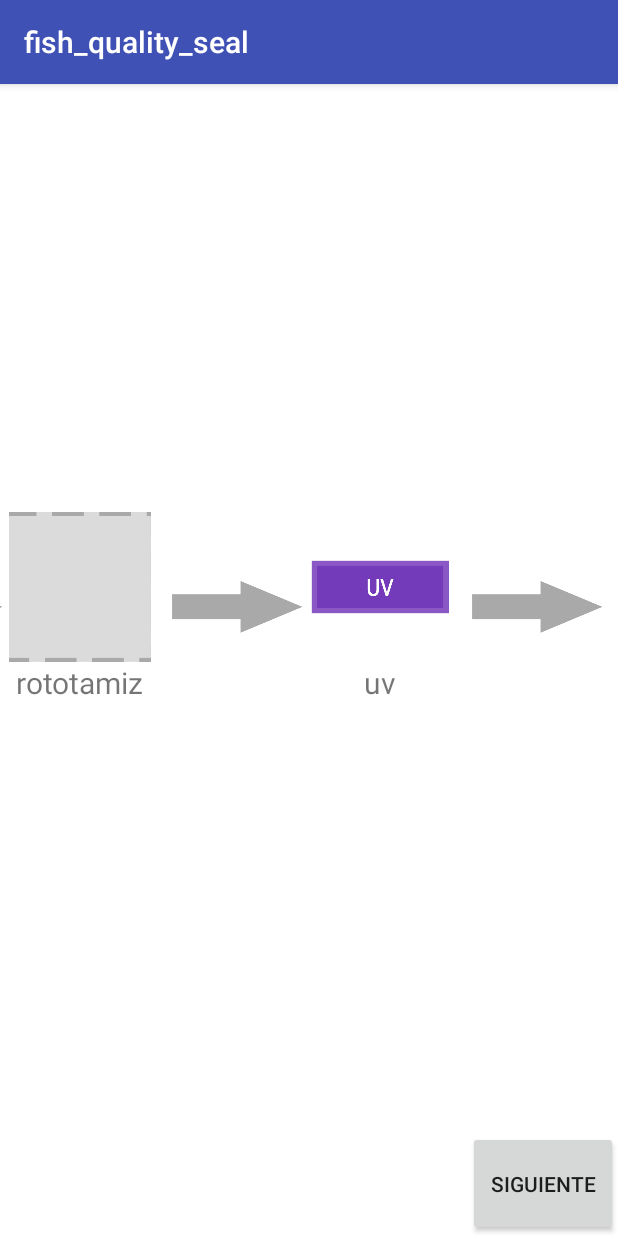
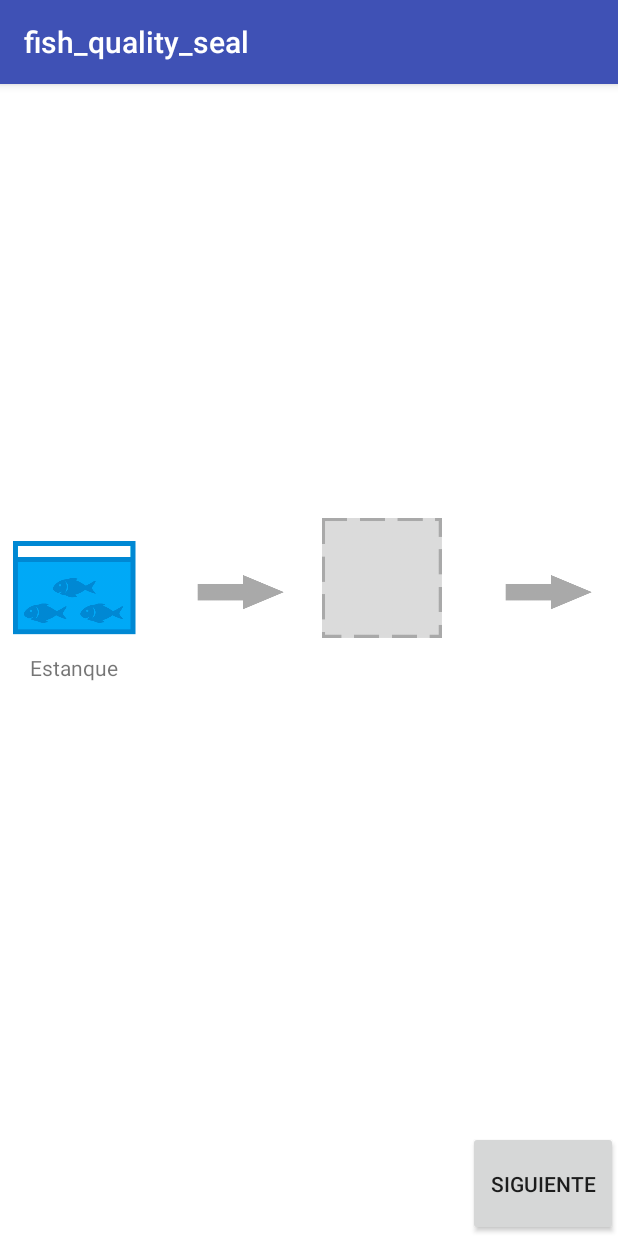
Before and after one commit to lordrubenbp/fish_quality, an Android app: the fragment Screen3 shown on its own in the app's theme, on a phone screen of 412 x 824 dp. Run offline under Robolectric (Android 15) with nearby library versions, the phone set to English and light mode, and no system bars.

Commit message:
Acabado el diagrama de tecnologias

```diff
--- a/app/src/main/java/com/team3/fish_quality/Screen3.java
+++ b/app/src/main/java/com/team3/fish_quality/Screen3.java
@@ -2,9 +2,15 @@ package com.team3.fish_quality;
 
 import android.os.Bundle;
 import android.support.v4.app.Fragment;
+import android.text.Layout;
+import android.util.Log;
 import android.view.LayoutInflater;
 import android.view.View;
 import android.view.ViewGroup;
+import android.widget.ImageView;
+import android.widget.LinearLayout;
+import android.widget.SeekBar;
+import android.widget.TextView;
 
 /**
  * Created by ruben on 10/02/2018.
@@ -12,12 +18,168 @@ import android.view.ViewGroup;
 
 public class Screen3 extends Fragment {
 
+    public int state1=1;
+    public int state2=1;
+    public int state3=1;
+
+    LinearLayout diagramaPaso2=null;
+    LinearLayout diagramaPaso3=null;
+    ImageView diagramaFlecha4=null;
+    LinearLayout diagramaPorcentaje=null;
+
     @Override
     public View onCreateView(LayoutInflater inflater, ViewGroup container,
                              Bundle savedInstanceState) {
         // Inflate the layout for this fragment
         final View rootView=inflater.inflate(R.layout.screen3_activity, container, false);
 
+        LinearLayout diagramaPaso1=(LinearLayout)rootView.findViewById(R.id.diagramaPaso1);
+        diagramaPaso2=(LinearLayout)rootView.findViewById(R.id.diagramaPaso2);
+        diagramaPaso3=(LinearLayout)rootView.findViewById(R.id.diagramaPaso3);
+
+        diagramaPorcentaje=(LinearLayout)rootView.findViewById(R.id.diagramaRecirculacionLayout);
+
+        final TextView  diagramaText1=(TextView)rootView.findViewById(R.id.diagramaText1);
+        final TextView  diagramaText2=(TextView)rootView.findViewById(R.id.diagramaText2);
+        final TextView  diagramaText3=(TextView)rootView.findViewById(R.id.diagramaText3);
+        final TextView  diagramaPorcentajeText=(TextView)rootView.findViewById(R.id.diagramaPorcentajeRecirculacion);
+        final SeekBar diagramaRecirculacionProgress=(SeekBar)rootView.findViewById(R.id.diagramaRecirculacionProgress);
+
+
+        final ImageView diagramaIMG1=(ImageView)rootView.findViewById(R.id.diagramaIMG1);
+        final ImageView diagramaIMG2=(ImageView)rootView.findViewById(R.id.diagramaIMG2);
+        final ImageView diagramaIMG3=(ImageView)rootView.findViewById(R.id.diagramaIMG3);
+
+
+         diagramaFlecha4=(ImageView)rootView.findViewById(R.id.diagramaFlecha4);
+
+
+        diagramaRecirculacionProgress.setOnSeekBarChangeListener(new SeekBar.OnSeekBarChangeListener() {
+
+            @Override
+            public void onStopTrackingTouch(SeekBar seekBar) {
+
+
+
+            }
+
+            @Override
+            public void onStartTrackingTouch(SeekBar seekBar) {
+
+            }
+
+            @Override
+            public void onProgressChanged(SeekBar seekBar, int progress,boolean fromUser) {
+
+                diagramaPorcentajeText.setText("%"+progress);
+
+
+            }
+        });
+        diagramaPaso1.setOnClickListener(new View.OnClickListener() {
+            @Override
+            public void onClick(View view) {
+
+                state1=carrouselOption(diagramaIMG1,diagramaText1,1,state1);
+            }
+        });
+        diagramaPaso2.setOnClickListener(new View.OnClickListener() {
+            @Override
+            public void onClick(View view) {
+
+                state2=carrouselOption(diagramaIMG2,diagramaText2,2,state2);
+            }
+        });
+        diagramaPaso3.setOnClickListener(new View.OnClickListener() {
+            @Override
+            public void onClick(View view) {
+
+                state3=carrouselOption(diagramaIMG3,diagramaText3,3,state3);
+            }
+        });
+        diagramaFlecha4.setOnClickListener(new View.OnClickListener() {
+            @Override
+            public void onClick(View view) {
+
+
+
+                if(diagramaFlecha4.getVisibility()==View.VISIBLE)
+                {
+                    diagramaFlecha4.setVisibility(View.INVISIBLE);
+                }else
+                    {
+                        diagramaFlecha4.setVisibility(View.VISIBLE);
+                    }
+            }
+        });
+
+
+
+
         return rootView;
     }
+    public int carrouselOption(ImageView diagramaIMG, TextView diagramaText, int origin,int state)
+    {
+
+        if(origin==1)
+        {
+            diagramaPaso2.setVisibility(View.VISIBLE);
+
+        }else if(origin==2)
+        {
+            diagramaPaso3.setVisibility(View.VISIBLE);
+
+        }else if(origin==3)
+        {
+            diagramaFlecha4.setVisibility(View.VISIBLE);
+            diagramaPorcentaje.setVisibility(View.VISIBLE);
+        }
+
+        if(state==1)
+        {
+            diagramaIMG.setImageResource(R.drawable.rototamiz);
+            diagramaText.setText(R.string.rototamiz);
+            return ++state;
+        }else if(state==2)
+        {
+            diagramaIMG.setImageResource(R.drawable.hrap);
+            diagramaText.setText(R.string.hrap);
+            return ++state;
+        }else if(state==3)
+        {
+            diagramaIMG.setImageResource(R.drawable.lechobacteriano);
+            diagramaText.setText(R.string.lechobac);
+            return ++state;
+        }else if(state==4)
+        {
+            diagramaIMG.setImageResource(R.drawable.sodis);
+            diagramaText.setText(R.string.sodis);
+            return ++state;
+        }
+        else if (state==5)
+        {
+            diagramaIMG.setImageResource(R.drawable.uv);
+            diagramaText.setText(R.string.uv);
+            return ++state;
+        }else
+            {
+                diagramaIMG.setImageResource(R.drawable.empty);
+                diagramaText.setText("");
+                if(origin==1)
+                {
+                    diagramaPaso2.setVisibility(View.GONE);
+
+                }else if(origin==2)
+                {
+                    diagramaPaso3.setVisibility(View.GONE);
+                }else if(origin==3)
+                {
+                    diagramaFlecha4.setVisibility(View.GONE);
+                    diagramaPorcentaje.setVisibility(View.INVISIBLE);
+                }
+                return 1;
+            }
+
+
+    }
 }
--- a/app/src/main/res/layout/screen3_activity.xml
+++ b/app/src/main/res/layout/screen3_activity.xml
@@ -13,10 +13,14 @@
         android:layout_height="0dp"
         android:layout_weight="10"
         android:gravity="center"
+        android:orientation="vertical">
+        <LinearLayout
+            android:layout_width="wrap_content"
+            android:layout_height="wrap_content"
             android:orientation="horizontal">
 
             <LinearLayout
-            android:layout_width="200dp"
+                android:layout_width="205dp"
                 android:layout_height="130dp"
                 android:layout_gravity="center">
 
@@ -42,7 +46,7 @@
                             android:layout_width="wrap_content"
                             android:layout_height="wrap_content"
                             android:text="Estanque"
-                        android:textSize="20sp" />
+                            android:textSize="14sp" />
 
                     </LinearLayout>
 
@@ -61,7 +65,8 @@
             </LinearLayout>
 
             <LinearLayout
-            android:layout_width="200dp"
+                android:id="@+id/diagramaPaso1"
+                android:layout_width="205dp"
                 android:layout_height="130dp"
                 android:layout_gravity="center">
 
@@ -78,20 +83,22 @@
                         android:orientation="vertical">
 
                         <ImageView
-                        android:layout_width="100dp"
-                        android:layout_height="100dp"
+                            android:id="@+id/diagramaIMG1"
+                            android:layout_width="80dp"
+                            android:layout_height="80dp"
                             android:scaleType="fitCenter"
                             android:src="@drawable/empty" />
 
                         <TextView
+                            android:id="@+id/diagramaText1"
                             android:layout_width="wrap_content"
                             android:layout_height="wrap_content"
-                        android:text="rototamiz"
-                        android:textSize="20sp" />
+                            android:textSize="14sp" />
 
                     </LinearLayout>
 
                     <ImageView
+                        android:id="@+id/diagramaFlecha1"
                         android:layout_width="0dp"
                         android:layout_height="100dp"
                         android:layout_marginLeft="10dp"
@@ -106,9 +113,11 @@
             </LinearLayout>
 
             <LinearLayout
-            android:layout_width="200dp"
+                android:id="@+id/diagramaPaso2"
+                android:layout_width="205dp"
                 android:layout_height="130dp"
-            android:layout_gravity="center">
+                android:layout_gravity="center"
+                android:visibility="gone">
 
                 <LinearLayout
                     android:layout_width="match_parent"
@@ -123,20 +132,22 @@
                         android:orientation="vertical">
 
                         <ImageView
-                        android:layout_width="100dp"
-                        android:layout_height="100dp"
+                            android:id="@+id/diagramaIMG2"
+                            android:layout_width="80dp"
+                            android:layout_height="80dp"
                             android:scaleType="fitCenter"
-                        android:src="@drawable/uv" />
+                            android:src="@drawable/empty" />
 
                         <TextView
+                            android:id="@+id/diagramaText2"
                             android:layout_width="wrap_content"
                             android:layout_height="wrap_content"
-                        android:text="uv"
-                        android:textSize="20sp" />
+                            android:textSize="14sp" />
 
                     </LinearLayout>
 
                     <ImageView
+                        android:id="@+id/diagramaFlecha2"
                         android:layout_width="0dp"
                         android:layout_height="100dp"
                         android:layout_marginLeft="10dp"
@@ -151,9 +162,11 @@
             </LinearLayout>
 
             <LinearLayout
-            android:layout_width="200dp"
+                android:id="@+id/diagramaPaso3"
+                android:layout_width="205dp"
                 android:layout_height="130dp"
-            android:layout_gravity="center">
+                android:layout_gravity="center"
+                android:visibility="gone">
 
                 <LinearLayout
                     android:layout_width="match_parent"
@@ -168,26 +181,28 @@
                         android:orientation="vertical">
 
                         <ImageView
-                        android:layout_width="100dp"
-                        android:layout_height="100dp"
+                            android:id="@+id/diagramaIMG3"
+                            android:layout_width="80dp"
+                            android:layout_height="84dp"
                             android:scaleType="fitCenter"
-                        android:src="@drawable/lechobacteriano" />
+                            android:src="@drawable/empty" />
 
                         <TextView
+                            android:id="@+id/diagramaText3"
                             android:layout_width="wrap_content"
                             android:layout_height="wrap_content"
-                        android:text="Hrap"
-                        android:textSize="20sp" />
+                            android:textSize="14sp" />
 
                     </LinearLayout>
 
                     <ImageView
+                        android:id="@+id/diagramaFlecha3"
                         android:layout_width="0dp"
                         android:layout_height="100dp"
                         android:layout_marginLeft="10dp"
                         android:layout_weight="1"
                         android:scaleType="fitCenter"
-                    android:src="@drawable/flecha" />
+                        android:src="@drawable/return1" />
 
 
                 </LinearLayout>
@@ -195,6 +210,42 @@
 
             </LinearLayout>
 
+        </LinearLayout>
+
+        <ImageView
+            android:visibility="gone"
+            android:id="@+id/diagramaFlecha4"
+            android:layout_width="800dp"
+            android:layout_height="50dp"
+            android:scaleType="fitCenter"
+            android:src="@drawable/return2" />
+        <LinearLayout
+            android:visibility="invisible"
+            android:id="@+id/diagramaRecirculacionLayout"
+            android:layout_width="wrap_content"
+            android:layout_height="wrap_content"
+            android:orientation="horizontal">
+
+            <TextView
+                android:layout_width="wrap_content"
+                android:layout_height="wrap_content"
+                android:text="Porcentaje de recirculacion"/>
+
+            <SeekBar
+                android:id="@+id/diagramaRecirculacionProgress"
+                android:layout_width="200dp"
+                android:layout_height="wrap_content"
+                android:layout_marginLeft="10dp"
+                android:layout_marginRight="10dp"
+                android:max="100" />
+            <TextView
+                android:id="@+id/diagramaPorcentajeRecirculacion"
+                android:layout_width="wrap_content"
+                android:layout_height="wrap_content"
+                android:text="%0"/>
+
+
+        </LinearLayout>
 
     </LinearLayout>
 
--- a/app/src/main/res/values/strings.xml
+++ b/app/src/main/res/values/strings.xml
@@ -12,4 +12,9 @@
     <string name="extensive">extensiva</string>
     <string name="intensive">intensiva</string>
     <string name="title_activity_result">ResultActivity</string>
+    <string name="hrap">HRAP</string>
+    <string name="uv">Ultravioleta</string>
+    <string name="lechobac">L.Bacteriano</string>
+    <string name="rototamiz">Rototamiz</string>
+    <string name="sodis">SODIS</string>
 </resources>
```
Also changed, not shown: app/src/main/res/drawable/flecha.png, app/src/main/res/drawable/return1.png (added), app/src/main/res/drawable/return2.png (added). Lines whose indentation alone changed are shown as unchanged.
